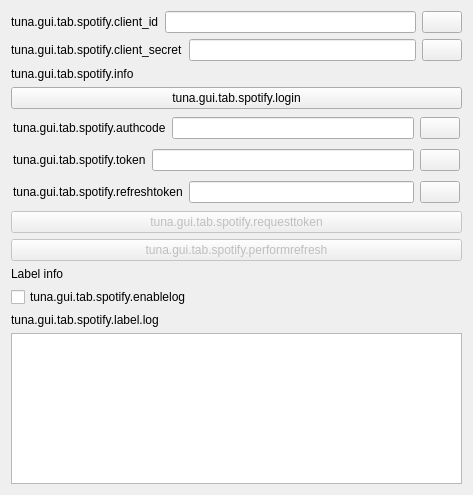
Before: the Qt Designer form src/gui/widgets/spotify.ui in univrsal/tuna, drawn with Qt 5.
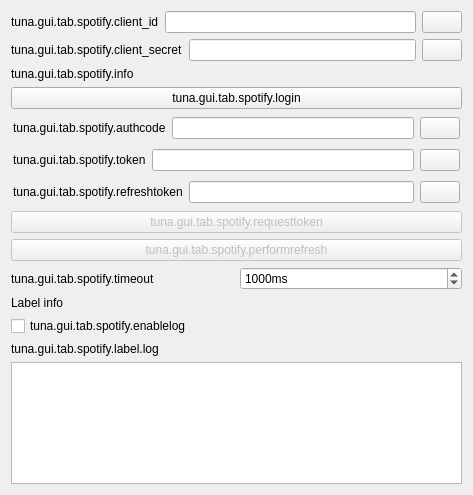
After: the same form once the commit is applied. Icons and pictures are not drawn.

Commit message:
Spotify: Add option to increase cURL request timeout
Longer timeouts can stall the UI though, so it's not really advised to
increase the timeout, but rather find the reason why requests are
taking so long.

```diff
--- a/src/gui/widgets/spotify.ui
+++ b/src/gui/widgets/spotify.ui
@@ -379,6 +379,33 @@
      </property>
     </widget>
    </item>
+   <item>
+    <layout class="QHBoxLayout" name="horizontalLayout">
+     <item>
+      <widget class="QLabel" name="label">
+       <property name="text">
+        <string>tuna.gui.tab.spotify.timeout</string>
+       </property>
+      </widget>
+     </item>
+     <item>
+      <widget class="QSpinBox" name="sb_timeout_ms">
+       <property name="suffix">
+        <string>ms</string>
+       </property>
+       <property name="minimum">
+        <number>100</number>
+       </property>
+       <property name="maximum">
+        <number>10000</number>
+       </property>
+       <property name="value">
+        <number>1000</number>
+       </property>
+      </widget>
+     </item>
+    </layout>
+   </item>
    <item>
     <widget class="QLabel" name="lbl_spotify_info">
      <property name="text">
```
The commit also changes 5 other files.
